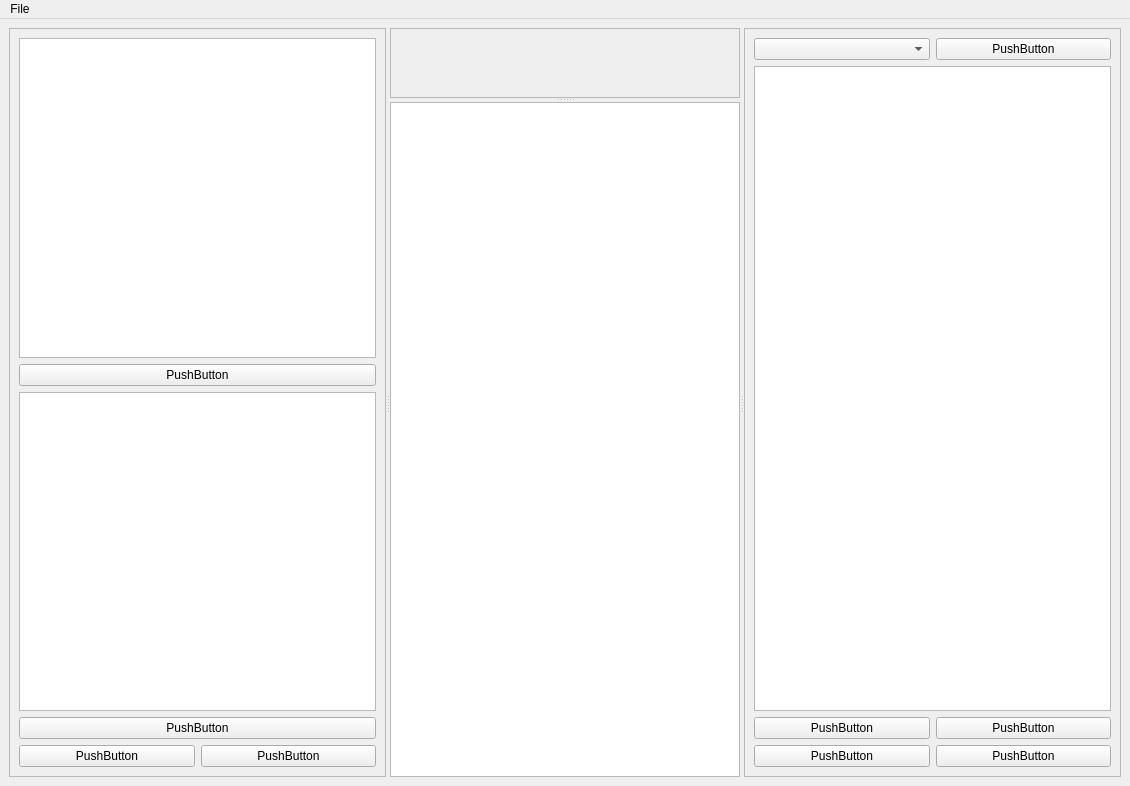
Before: the Qt Designer form paws/ui/qtui/basic.ui in slaclab/paws, drawn with Qt 5.
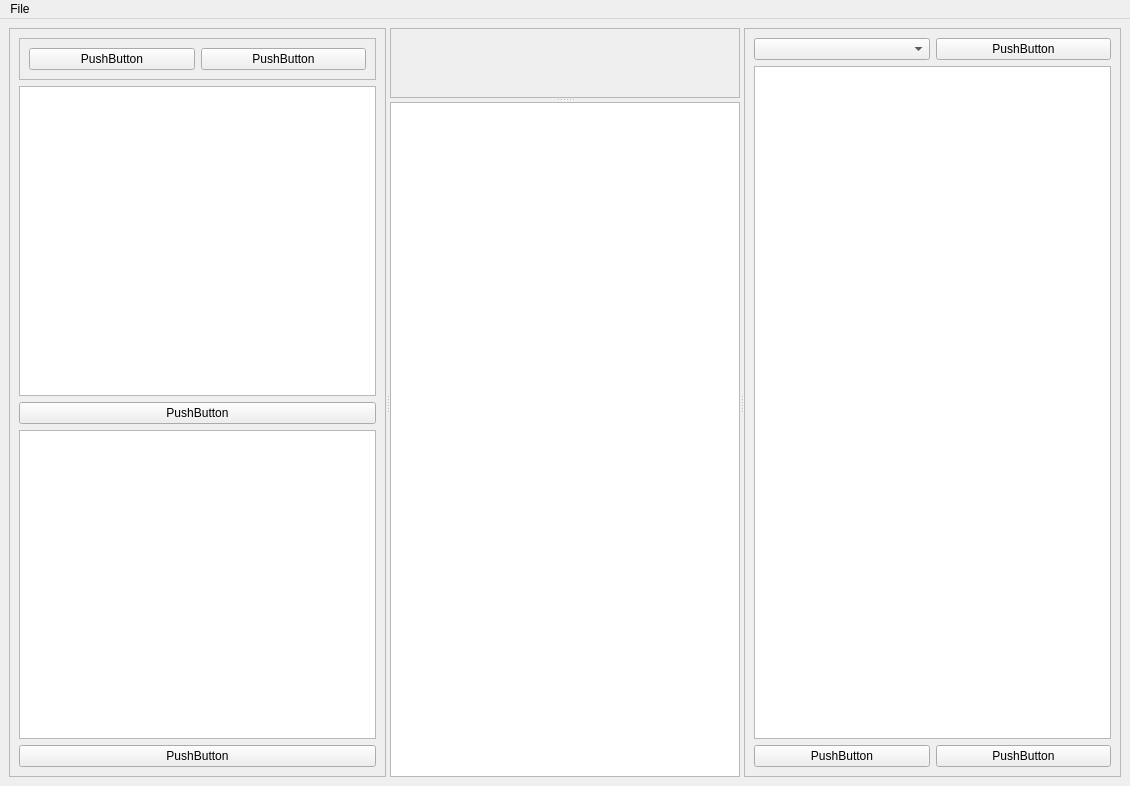
After: the same form once the commit is applied.

Commit message: further improvements to wfl io, plugin io now more intelligent

Diff of the .ui file:
```diff
--- a/paws/ui/qtui/basic.ui
+++ b/paws/ui/qtui/basic.ui
@@ -31,38 +31,50 @@
         <enum>QFrame::Raised</enum>
        </property>
        <layout class="QGridLayout" name="gridLayout_4">
-        <item row="6" column="0" colspan="2">
+        <item row="8" column="0" colspan="2">
          <widget class="QPushButton" name="edit_plugins_button">
           <property name="text">
            <string>PushButton</string>
           </property>
          </widget>
         </item>
-        <item row="4" column="0" colspan="2">
+        <item row="6" column="0" colspan="2">
          <widget class="QPushButton" name="edit_ops_button">
           <property name="text">
            <string>PushButton</string>
           </property>
          </widget>
         </item>
-        <item row="7" column="1">
-         <widget class="QPushButton" name="load_plugins_button">
-          <property name="text">
-           <string>PushButton</string>
-          </property>
-         </widget>
-        </item>
-        <item row="0" column="0" colspan="2">
+        <item row="2" column="0" colspan="2">
          <widget class="QTreeView" name="op_tree"/>
         </item>
-        <item row="5" column="0" colspan="2">
+        <item row="7" column="0" colspan="2">
          <widget class="QTreeView" name="plugin_tree"/>
         </item>
-        <item row="7" column="0">
-         <widget class="QPushButton" name="save_plugins_button">
-          <property name="text">
-           <string>PushButton</string>
+        <item row="1" column="0" colspan="2">
+         <widget class="QFrame" name="io_frame">
+          <property name="frameShape">
+           <enum>QFrame::StyledPanel</enum>
           </property>
+          <property name="frameShadow">
+           <enum>QFrame::Raised</enum>
+          </property>
+          <layout class="QGridLayout" name="gridLayout_3">
+           <item row="0" column="0">
+            <widget class="QPushButton" name="save_button">
+             <property name="text">
+              <string>PushButton</string>
+             </property>
+            </widget>
+           </item>
+           <item row="0" column="1">
+            <widget class="QPushButton" name="load_button">
+             <property name="text">
+              <string>PushButton</string>
+             </property>
+            </widget>
+           </item>
+          </layout>
          </widget>
         </item>
        </layout>
@@ -101,40 +113,19 @@
         <enum>QFrame::Raised</enum>
        </property>
        <layout class="QGridLayout" name="gridLayout">
+        <item row="9" column="0">
+         <widget class="QPushButton" name="run_wf_button">
+          <property name="text">
+           <string>PushButton</string>
+          </property>
+         </widget>
+        </item>
         <item row="1" column="0">
          <widget class="QComboBox" name="wf_selector"/>
         </item>
         <item row="4" column="0" colspan="2">
          <widget class="QTreeView" name="wf_tree"/>
         </item>
-        <item row="10" column="0">
-         <widget class="QPushButton" name="save_wf_button">
-          <property name="text">
-           <string>PushButton</string>
-          </property>
-         </widget>
-        </item>
-        <item row="10" column="1">
-         <widget class="QPushButton" name="load_wf_button">
-          <property name="text">
-           <string>PushButton</string>
-          </property>
-         </widget>
-        </item>
-        <item row="1" column="1">
-         <widget class="QPushButton" name="add_wf_button">
-          <property name="text">
-           <string>PushButton</string>
-          </property>
-         </widget>
-        </item>
-        <item row="9" column="0">
-         <widget class="QPushButton" name="run_wf_button">
-          <property name="text">
-           <string>PushButton</string>
-          </property>
-         </widget>
-        </item>
         <item row="9" column="1">
          <widget class="QPushButton" name="edit_wf_button">
           <property name="text">
@@ -142,6 +133,13 @@
           </property>
          </widget>
         </item>
+        <item row="1" column="1">
+         <widget class="QPushButton" name="add_wf_button">
+          <property name="text">
+           <string>PushButton</string>
+          </property>
+         </widget>
+        </item>
        </layout>
       </widget>
      </widget>
```
The commit also changes 6 other files.
